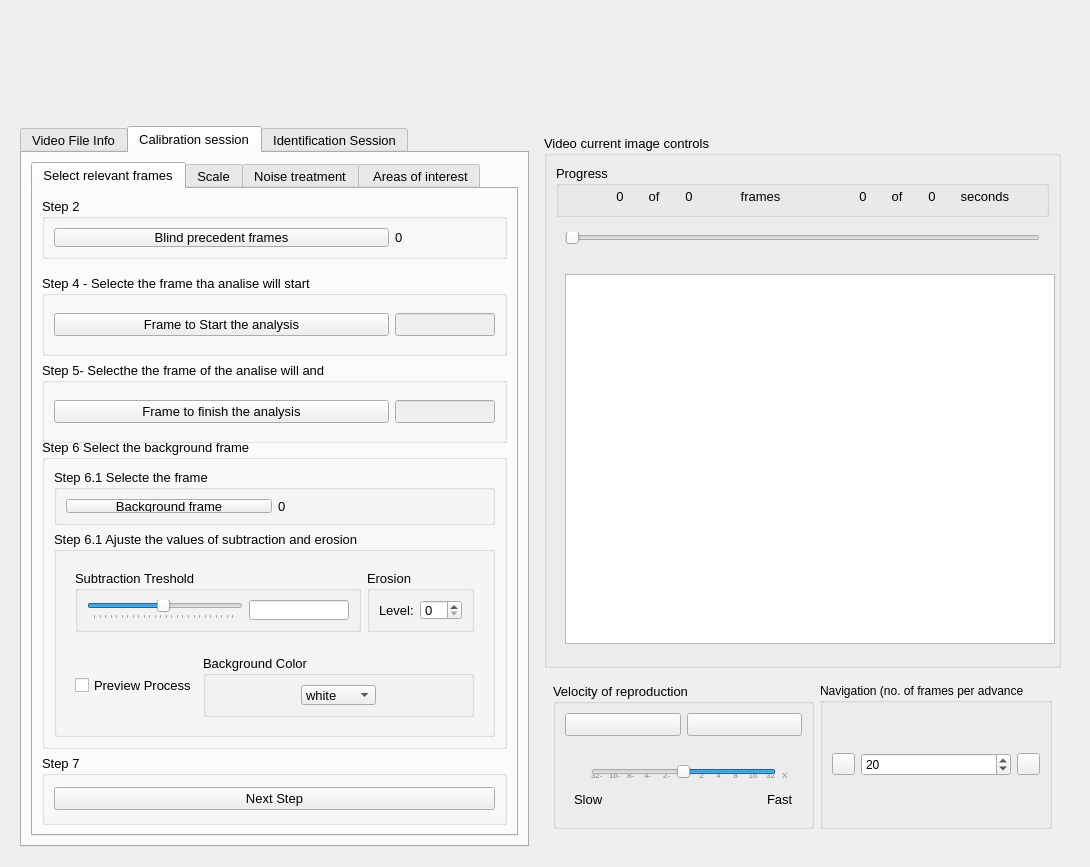
EthoWatcher/ethowatcher, file src/telacadastrofilme.ui: the form before one commit.
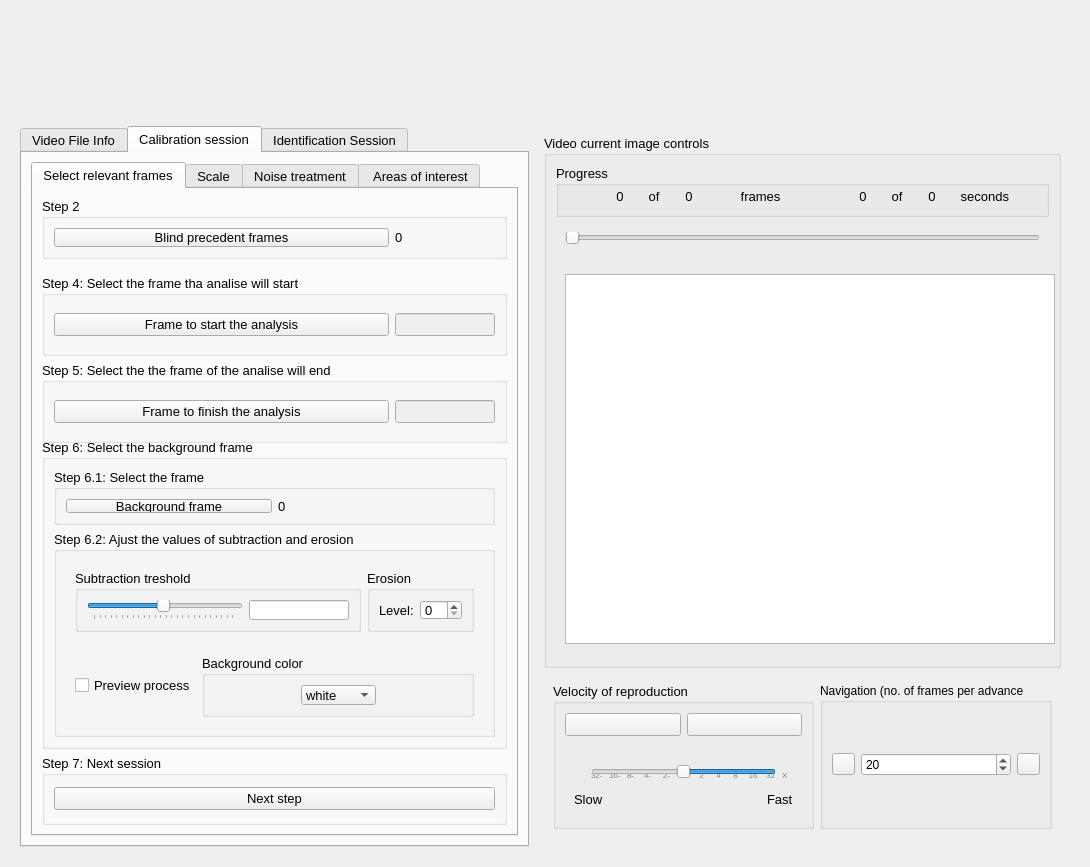
The form after the commit. The open tabs and pages were chosen to show the change. Icons and pictures are not drawn.

Commit message: nao-complinadno-

```diff
--- a/src/telacadastrofilme.ui
+++ b/src/telacadastrofilme.ui
@@ -366,7 +366,7 @@
                  </size>
                 </property>
                 <property name="title">
-                 <string>Step 4 - Selecte the frame tha analise will start</string>
+                 <string>Step 4: Select the frame tha analise will start</string>
                 </property>
                 <layout class="QHBoxLayout" name="horizontalLayout_21">
                  <item>
@@ -375,7 +375,7 @@
                     <bool>true</bool>
                    </property>
                    <property name="text">
-                    <string>Frame to Start the analysis</string>
+                    <string>Frame to start the analysis</string>
                    </property>
                   </widget>
                  </item>
@@ -410,7 +410,7 @@
                  </size>
                 </property>
                 <property name="title">
-                 <string>Step 5- Selecthe the frame of the analise will and</string>
+                 <string>Step 5: Select the the frame of the analise will end</string>
                 </property>
                 <layout class="QHBoxLayout" name="horizontalLayout_5">
                  <item>
@@ -454,7 +454,7 @@
                  </size>
                 </property>
                 <property name="title">
-                 <string>Step 6 Select the background frame</string>
+                 <string>Step 6: Select the background frame</string>
                 </property>
                 <layout class="QVBoxLayout" name="verticalLayout_24">
                  <item>
@@ -466,7 +466,7 @@
                     </size>
                    </property>
                    <property name="title">
-                    <string>Step 6.1 Selecte the frame</string>
+                    <string>Step 6.1: Select the frame</string>
                    </property>
                    <layout class="QHBoxLayout" name="horizontalLayout_31">
                     <item>
@@ -507,7 +507,7 @@
                     </size>
                    </property>
                    <property name="title">
-                    <string>Step 6.1 Ajuste the values of subtraction and erosion</string>
+                    <string>Step 6.2: Ajust the values of subtraction and erosion</string>
                    </property>
                    <layout class="QVBoxLayout" name="verticalLayout_25">
                     <item>
@@ -531,7 +531,7 @@
                           </size>
                          </property>
                          <property name="title">
-                          <string>Subtraction Treshold</string>
+                          <string>Subtraction treshold</string>
                          </property>
                          <layout class="QHBoxLayout" name="horizontalLayout_27">
                           <item>
@@ -612,7 +612,7 @@
                        <item>
                         <widget class="QCheckBox" name="chbPrevi">
                          <property name="text">
-                          <string>Preview Process</string>
+                          <string>Preview process</string>
                          </property>
                         </widget>
                        </item>
@@ -628,7 +628,7 @@
                           </size>
                          </property>
                          <property name="title">
-                          <string>Background Color</string>
+                          <string>Background color</string>
                          </property>
                          <layout class="QHBoxLayout" name="horizontalLayout_15">
                           <item>
@@ -704,13 +704,13 @@
                  </size>
                 </property>
                 <property name="title">
-                 <string>Step 7</string>
+                 <string>Step 7: Next session</string>
                 </property>
                 <layout class="QHBoxLayout" name="horizontalLayout_28">
                  <item>
                   <widget class="QPushButton" name="pbConfigure1_2">
                    <property name="text">
-                    <string>Next Step</string>
+                    <string>Next step</string>
                    </property>
                   </widget>
                  </item>
```
Left out of the diff: 12 changed lines with no effect on the pictures. The commit also changes 1 other file.
